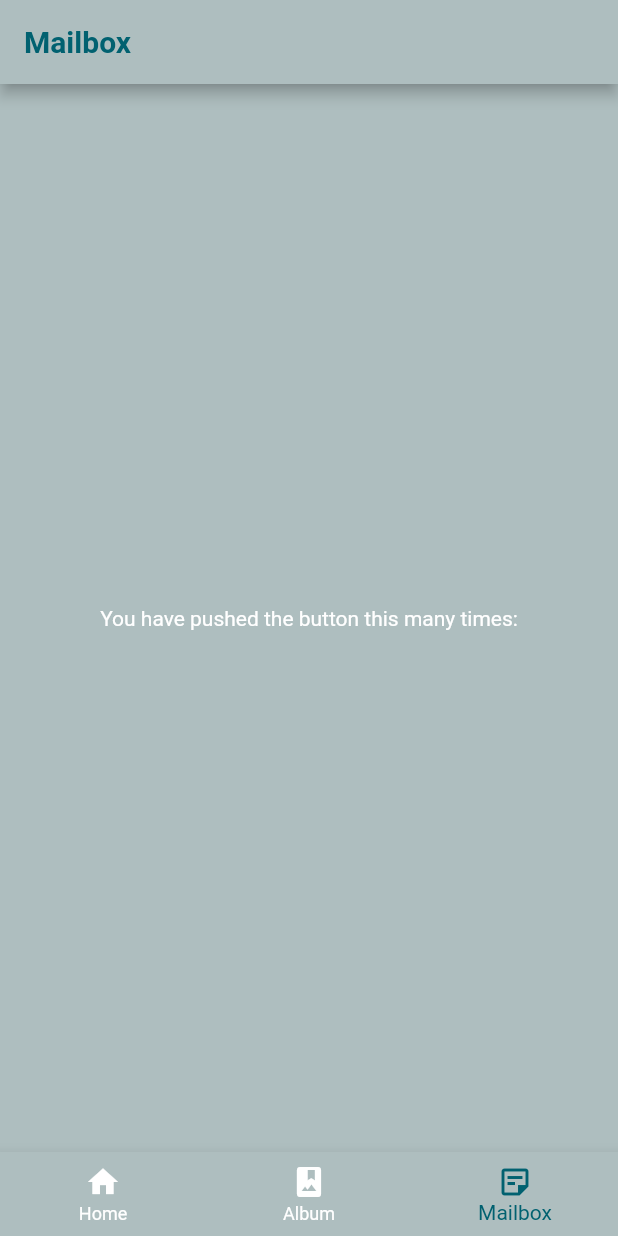
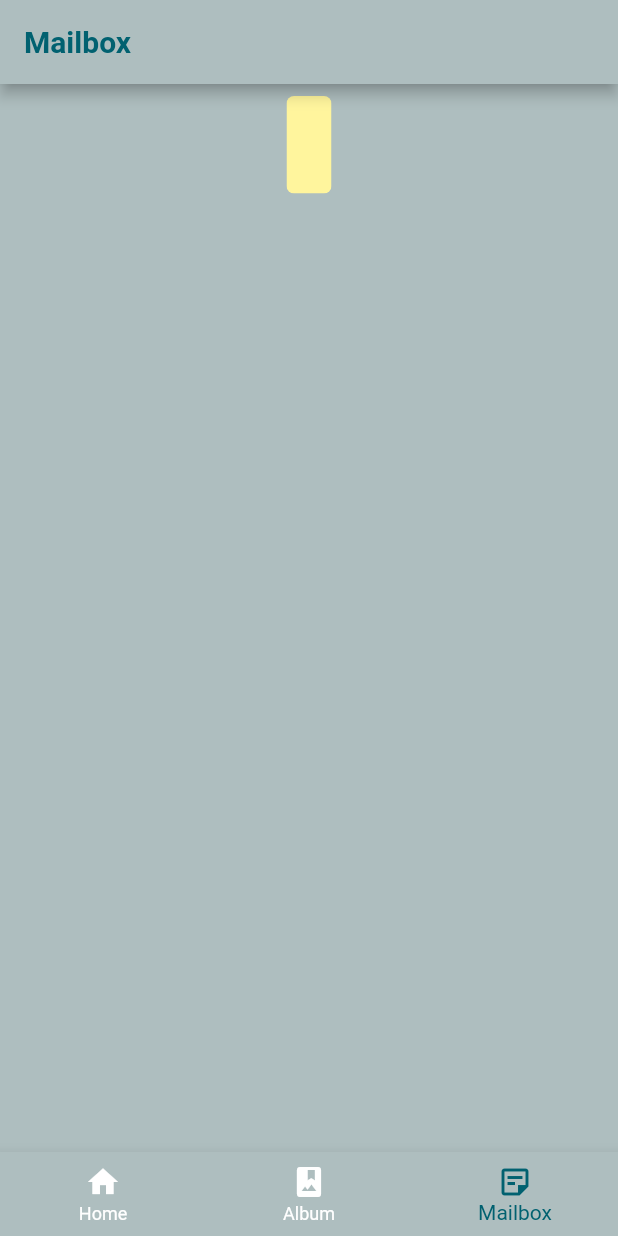
Before and after one commit to gs97ahn/birthday-congrats-flutter, a Flutter app: the screen it shows after launch, item 3 of the bottom bar chosen, on a phone screen of 412 x 824 dp. Run offline on Flutter 3.47's test engine with Material 2 defaults, Android fonts, the phone set to English and light mode, and no system bars; our stand-ins replace carousel_slider, confetti, video_player.

Commit message:
feat: add sticky notes

```diff
--- a/lib/menu/mailbox_page.dart
+++ b/lib/menu/mailbox_page.dart
@@ -8,7 +8,29 @@ class MailboxPage extends StatefulWidget {
 }
 
 class _LetterPageState extends State<MailboxPage> {
-  final String title = 'Mailbox';
+  final List<String> _toHY = [
+    ''
+  ];
+  final List<String> _toEJ = [
+    ''
+  ];
+
+
+  List<Widget> _letter(List letterList) {
+    return List<Widget>.generate(letterList.length, (i) {
+      return Padding(
+          padding: const EdgeInsets.all(8.0),
+          child: ClipRRect(
+              borderRadius: BorderRadius.circular(5),
+              child: Container(
+                  padding: const EdgeInsets.all(15),
+                  color: Colors.yellow[200],
+                  child: Text(letterList[i],
+                      style: TextStyle(color: Colors.grey[700], fontSize: 30))
+              )
+          ));
+    });
+  }
 
   @override
   Widget build(BuildContext context) {
@@ -16,23 +38,21 @@ class _LetterPageState extends State<MailboxPage> {
       backgroundColor: const Color.fromARGB(255, 174, 190, 191),
       appBar: AppBar(
         backgroundColor: const Color.fromARGB(255, 174, 190, 191),
-        title: Text(title,
-          style: const TextStyle(
+        title: const Text('Mailbox',
+          style: TextStyle(
               fontWeight: FontWeight.bold,
               color: Color.fromARGB(255, 1, 97,112)
           ),
         ),
       ),
-      body: Center(
-        child: Column(
-          mainAxisAlignment: MainAxisAlignment.center,
-          children: const <Widget>[
-            Text(
-              'You have pushed the button this many times:',
-            ),
-          ],
+      body: SingleChildScrollView(
+        child: Center(
+          child: Column(
+            mainAxisAlignment: MainAxisAlignment.center,
+            children: _letter(_toEJ)
+          ),
         ),
-      ),
+      )
     );
   }
 }
```
Also changed, not shown: lib/menu/album_page.dart (+5 -6 lines), lib/menu/home_page.dart (+50 -16 lines), pubspec.yaml (+10 -4 lines), assets/icon.png (added), pubspec.lock, 19 other files.
